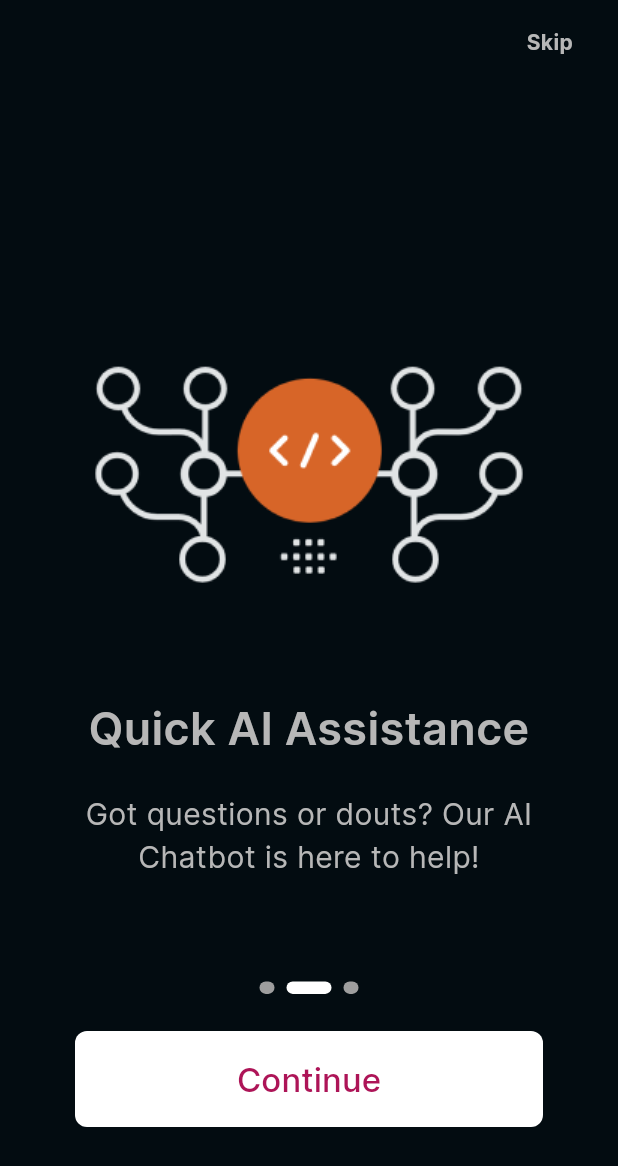
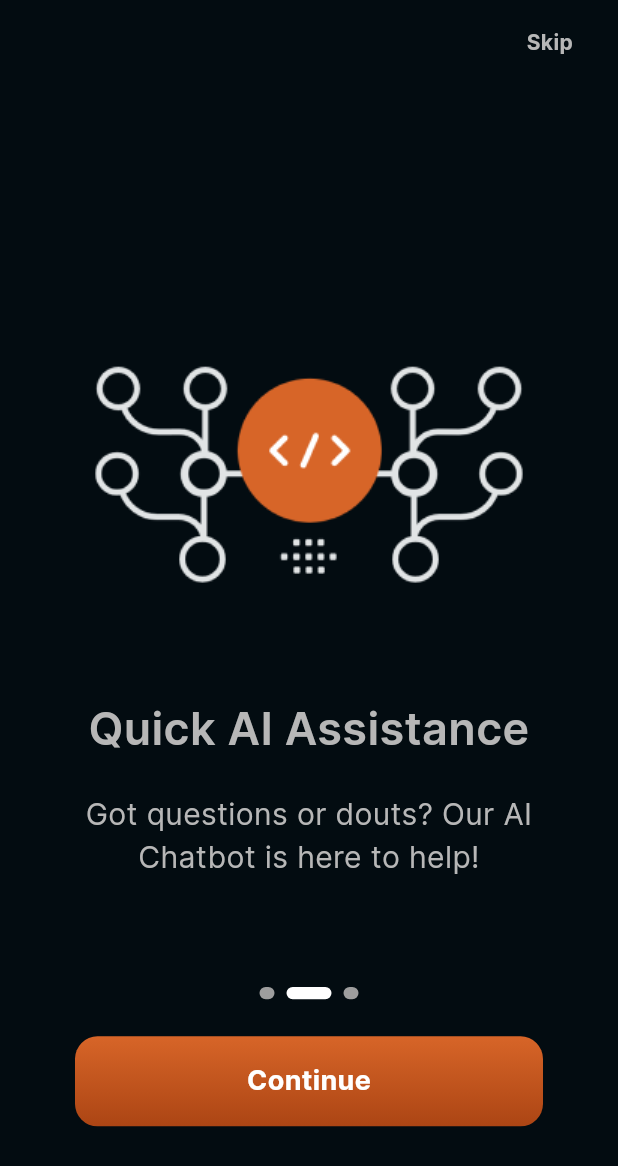
Before and after one commit to AnuragPandey01/VH23-19-TheQubits, a Flutter app: the screen it shows after launch, swiped to page 2, on a phone screen of 412 x 824 dp. Shown: the top 1166 px of the screen. Run offline on Flutter 3.47's test engine with Material 2 defaults, Android fonts, the phone set to English and light mode, and no system bars; drawn by our look-alikes of smooth_page_indicator; our stand-ins replace flutter_riverpod, shared_preferences.

Commit message:
Button style

```diff
--- a/studycate_frontend/lib/pages/introduction_page.dart
+++ b/studycate_frontend/lib/pages/introduction_page.dart
@@ -2,6 +2,7 @@ import 'package:flutter/material.dart';
 import 'package:flutter_riverpod/flutter_riverpod.dart';
 import 'package:smooth_page_indicator/smooth_page_indicator.dart';
 import 'package:studycate/constants.dart';
+import 'package:studycate/widgets/btn.dart';
 
 class IntroductionPage extends StatefulWidget {
   const IntroductionPage({super.key});
@@ -188,8 +189,8 @@ class _IntroductionPageState extends State<IntroductionPage> {
                           child: Consumer(
                             builder: (context, ref, child) {
                               final name = ref.watch(btnName);
-                              return FilledButton(
-                                onPressed: () {
+                              return Btn(
+                                onTap: () {
                                   if (name == "Continue") {
                                     _controller.nextPage(
                                         duration:
@@ -200,31 +201,7 @@ class _IntroductionPageState extends State<IntroductionPage> {
                                     //Navigator.pushReplacementNamed(context, '/');
                                   }
                                 },
-                                style: ButtonStyle(
-                                  backgroundColor:
-                                      const MaterialStatePropertyAll<Color>(
-                                          Colors.white),
-                                  shape: MaterialStateProperty.all<
-                                      RoundedRectangleBorder>(
-                                    RoundedRectangleBorder(
-                                      borderRadius: BorderRadius.circular(8.0),
-                                      //side: BorderSide(color: Colors.red),
-                                    ),
-                                  ),
-                                ),
-                                child: Padding(
-                                  padding: EdgeInsets.symmetric(
-                                    horizontal: 10,
-                                    vertical: size.height * 0.02,
-                                  ),
-                                  child: Text(
-                                    name,
-                                    style: TextStyle(
-                                      fontSize: 22,
-                                      color: Colors.pink.shade800,
-                                    ),
-                                  ),
-                                ),
+                                text: "Continue",
                               );
                             },
                           ),
```
